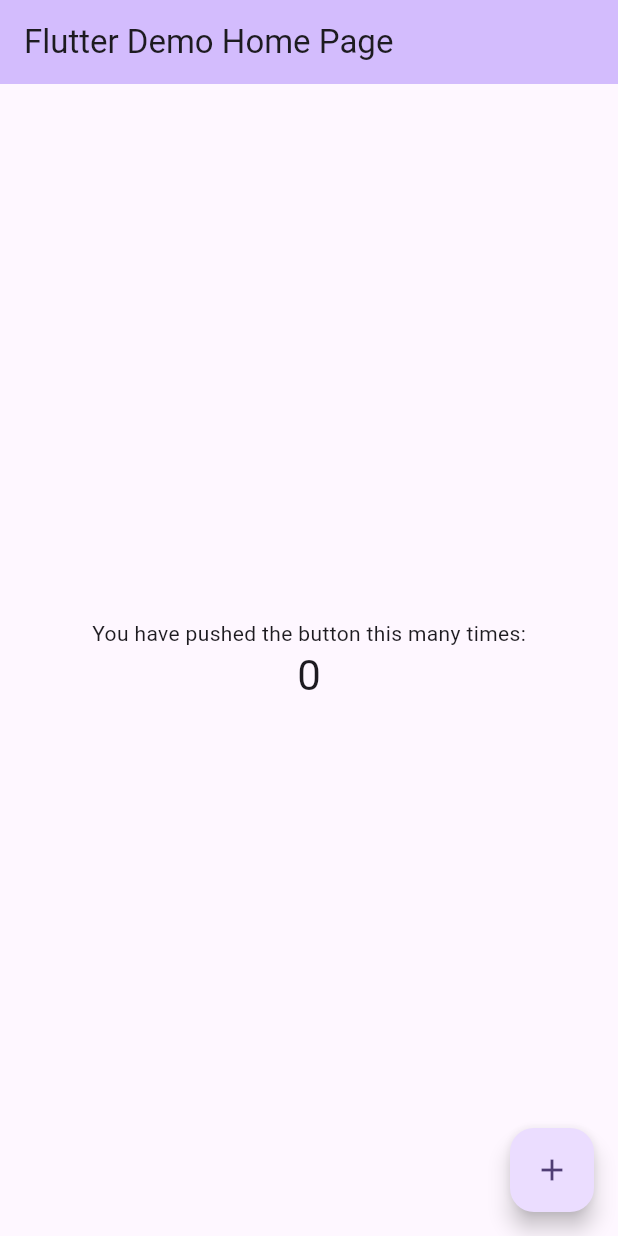
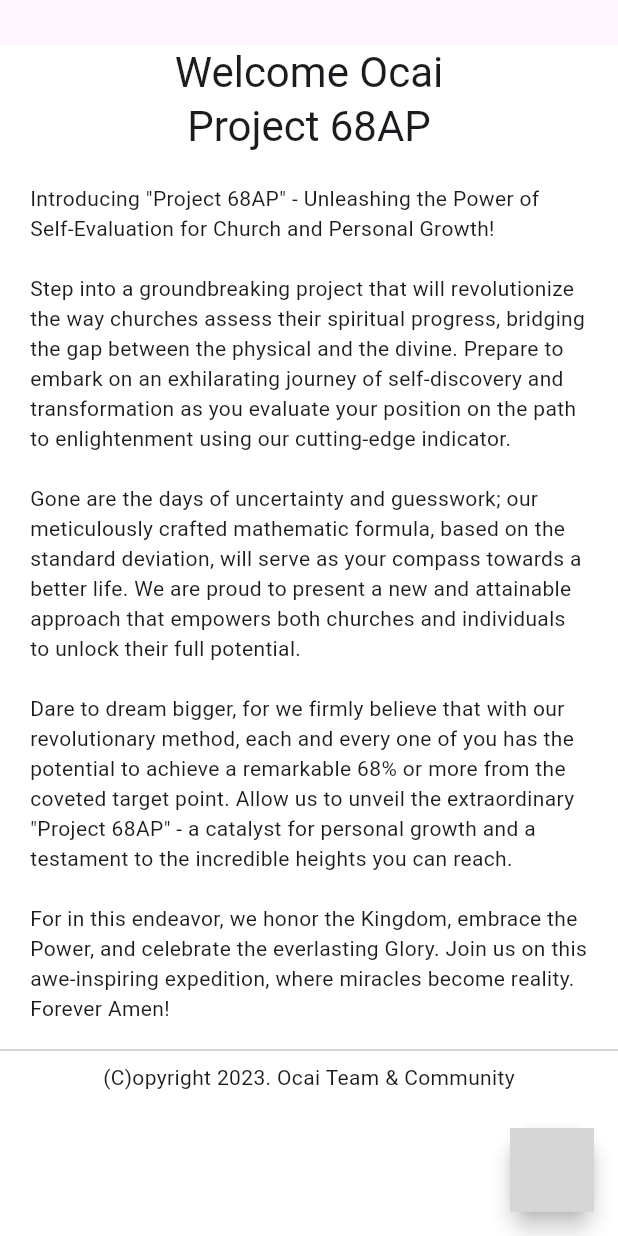
Before and after one commit to jonipwi/ocai, a Flutter app: the screen it shows after launch, on a phone screen of 412 x 824 dp. Run offline on Flutter 3.47's test engine with Material 2 defaults, Android fonts, the light colour scheme and no system bars; missing offline and left inert: svg_provider_cache; grey boxes are pictures that could not be loaded.

Commit message:
joni:latest

```diff
--- a/flutter/lib/main.dart
+++ b/flutter/lib/main.dart
@@ -1,4 +1,5 @@
 import 'package:flutter/material.dart';
+import 'package:svg_provider_cache/svg_provider_cache.dart';
 
 void main() {
   runApp(const MyApp());
@@ -11,42 +12,18 @@
   @override
   Widget build(BuildContext context) {
     return MaterialApp(
-      title: 'Flutter Demo',
+      title: 'Ocai - AP68',
       theme: ThemeData(
-        // This is the theme of your application.
-        //
-        // TRY THIS: Try running your application with "flutter run". You'll see
-        // the application has a blue toolbar. Then, without quitting the app,
-        // try changing the seedColor in the colorScheme below to Colors.green
-        // and then invoke "hot reload" (save your changes or press the "hot
-        // reload" button in a Flutter-supported IDE, or press "r" if you used
-        // the command line to start the app).
-        //
-        // Notice that the counter didn't reset back to zero; the application
-        // state is not lost during the reload. To reset the state, use hot
-        // restart instead.
-        //
-        // This works for code too, not just values: Most code changes can be
-        // tested with just a hot reload.
         colorScheme: ColorScheme.fromSeed(seedColor: Colors.deepPurple),
         useMaterial3: true,
       ),
-      home: const MyHomePage(title: 'Flutter Demo Home Page'),
+      home: const MyHomePage(title: 'Ocai AP68'),
     );
   }
 }
 
 class MyHomePage extends StatefulWidget {
   const MyHomePage({super.key, required this.title});
-
-  // This widget is the home page of your application. It is stateful, meaning
-  // that it has a State object (defined below) that contains fields that affect
-  // how it looks.
-
-  // This class is the configuration for the state. It holds the values (in this
-  // case the title) provided by the parent (in this case the App widget) and
-  // used by the build method of the State. Fields in a Widget subclass are
-  // always marked "final".
 
   final String title;
 
@@ -55,70 +32,101 @@
 }
 
 class _MyHomePageState extends State<MyHomePage> {
-  int _counter = 0;
 
-  void _incrementCounter() {
-    setState(() {
-      // This call to setState tells the Flutter framework that something has
-      // changed in this State, which causes it to rerun the build method below
-      // so that the display can reflect the updated values. If we changed
-      // _counter without calling setState(), then the build method would not be
-      // called again, and so nothing would appear to happen.
-      _counter++;
-    });
+  void GPTDialogue() {
+    print('GPT Dialogue');
   }
 
   @override
   Widget build(BuildContext context) {
-    // This method is rerun every time setState is called, for instance as done
-    // by the _incrementCounter method above.
-    //
-    // The Flutter framework has been optimized to make rerunning build methods
-    // fast, so that you can just rebuild anything that needs updating rather
-    // than having to individually change instances of widgets.
+    final double width = MediaQuery.of(context).size.width;
+    final double height = MediaQuery.of(context).size.height;
+    final double outrange = 30.0;
+
     return Scaffold(
-      appBar: AppBar(
-        // TRY THIS: Try changing the color here to a specific color (to
-        // Colors.amber, perhaps?) and trigger a hot reload to see the AppBar
-        // change color while the other colors stay the same.
-        backgroundColor: Theme.of(context).colorScheme.inversePrimary,
-        // Here we take the value from the MyHomePage object that was created by
-        // the App.build method, and use it to set our appbar title.
-        title: Text(widget.title),
-      ),
-      body: Center(
-        // Center is a layout widget. It takes a single child and positions it
-        // in the middle of the parent.
+      body: Stack(
+          children: [
+            Positioned(
+              top: outrange,
+              left: 0,
+              child: Container(
+                color: Colors.white,
+                width: width,
+                height: height - outrange,
+                child: SingleChildScrollView(
+                  physics: ScrollPhysics(),
                   child: Column(
-          // Column is also a layout widget. It takes a list of children and
-          // arranges them vertically. By default, it sizes itself to fit its
-          // children horizontally, and tries to be as tall as its parent.
-          //
-          // Column has various properties to control how it sizes itself and
-          // how it positions its children. Here we use mainAxisAlignment to
-          // center the children vertically; the main axis here is the vertical
-          // axis because Columns are vertical (the cross axis would be
-          // horizontal).
-          //
-          // TRY THIS: Invoke "debug painting" (choose the "Toggle Debug Paint"
-          // action in the IDE, or press "p" in the console), to see the
-          // wireframe for each widget.
-          mainAxisAlignment: MainAxisAlignment.center,
+                      mainAxisAlignment: MainAxisAlignment.start,
                       children: <Widget>[
-            const Text(
-              'You have pushed the button this many times:',
+                        Text(
+                          'Welcome Ocai',
+                          style: Theme.of(context).textTheme.headlineMedium,
                         ),
                         Text(
-              '$_counter',
+                          'Project 68AP',
                           style: Theme.of(context).textTheme.headlineMedium,
                         ),
-          ],
+                        SizedBox(height: 10),
+                        Padding(
+                          padding: EdgeInsets.only(top: 10, bottom: 10, left: 20, right: 20),
+                          //child: Flexible(
+                            child: Text('Introducing "Project 68AP" - Unleashing the Power of Self-Evaluation for Church and Personal Growth!'),
+                          //),
+                        ),
+                        Padding(
+                          padding: EdgeInsets.only(top: 10, bottom: 10, left: 20, right: 20),
+                          //child: Flexible(
+                            child: Text('Step into a groundbreaking project that will revolutionize the way churches assess their spiritual progress, bridging the gap between the physical and the divine. Prepare to embark on an exhilarating journey of self-discovery and transformation as you evaluate your position on the path to enlightenment using our cutting-edge indicator.'),
+                          //),
+                        ),
+                        Padding(
+                          padding: EdgeInsets.only(top: 10, bottom: 10, left: 20, right: 20),
+                          //child: Flexible(
+                            child: Text('Gone are the days of uncertainty and guesswork; our meticulously crafted mathematic formula, based on the standard deviation, will serve as your compass towards a better life. We are proud to present a new and attainable approach that empowers both churches and individuals to unlock their full potential.'),
+                          //),
+                        ),
+                        Padding(
+                          padding: EdgeInsets.only(top: 10, bottom: 10, left: 20, right: 20),
+                          //child: Flexible(
+                            child: Text('Dare to dream bigger, for we firmly believe that with our revolutionary method, each and every one of you has the potential to achieve a remarkable 68% or more from the coveted target point. Allow us to unveil the extraordinary "Project 68AP" - a catalyst for personal growth and a testament to the incredible heights you can reach.'),
+                          //),
+                        ),
+                        Padding(
+                          padding: EdgeInsets.only(top: 10, bottom: 10, left: 20, right: 20),
+                          //child: Flexible(
+                            child: Text('For in this endeavor, we honor the Kingdom, embrace the Power, and celebrate the everlasting Glory. Join us on this awe-inspiring expedition, where miracles become reality. Forever Amen!'),
+                          //),
+                        ),
+
+                        Divider(),
+                        Center( child: Text('(C)opyright 2023. Ocai Team & Community')),
+
+                        SizedBox(height: 100),
+                      ]),
                   ),
                 ),
+              ),
+
+          ]),
       floatingActionButton: FloatingActionButton(
-        onPressed: _incrementCounter,
-        tooltip: 'Increment',
-        child: const Icon(Icons.add),
+        onPressed: GPTDialogue,
+        tooltip: 'GPT Dialogue',
+        child: Container(
+          width: 66.0,
+          height: 66.0,
+          decoration: BoxDecoration(
+            color: Colors.transparent,
+            //const Color(0xff7c94b6),
+            image: DecorationImage(
+              image: Svg(
+                color: Color.fromRGBO(190, 190, 190, 0.3),
+                source: SvgSource.network,
+                'https://upload.wikimedia.org/wikipedia/commons/0/04/ChatGPT_logo.svg',
+              ),
+              fit: BoxFit.cover,
+            ),
+          ),
+        ),
       ), // This trailing comma makes auto-formatting nicer for build methods.
     );
   }
--- a/flutter/pubspec.yaml
+++ b/flutter/pubspec.yaml
@@ -35,6 +35,7 @@ dependencies:
   # The following adds the Cupertino Icons font to your application.
   # Use with the CupertinoIcons class for iOS style icons.
   cupertino_icons: ^1.0.2
+  svg_provider_cache:
 
 dev_dependencies:
   flutter_test:
```
Also changed, not shown: flutter/pubspec.lock, 1 other file. Lines whose indentation alone changed are shown as unchanged.
